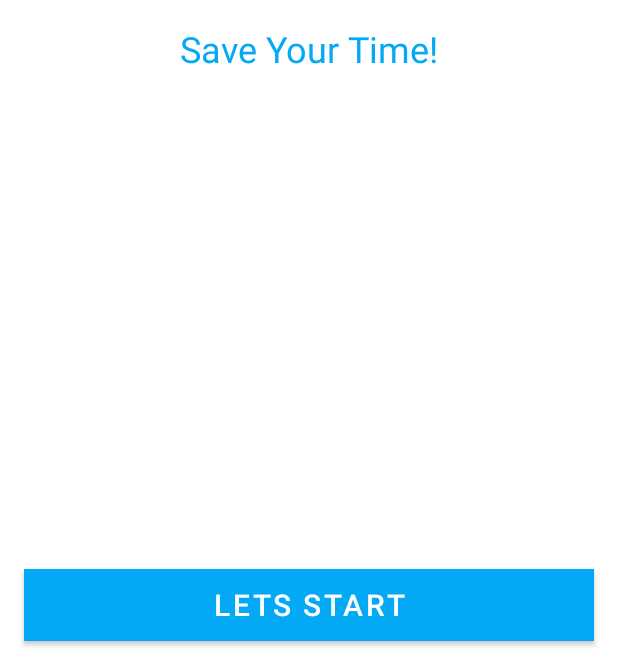
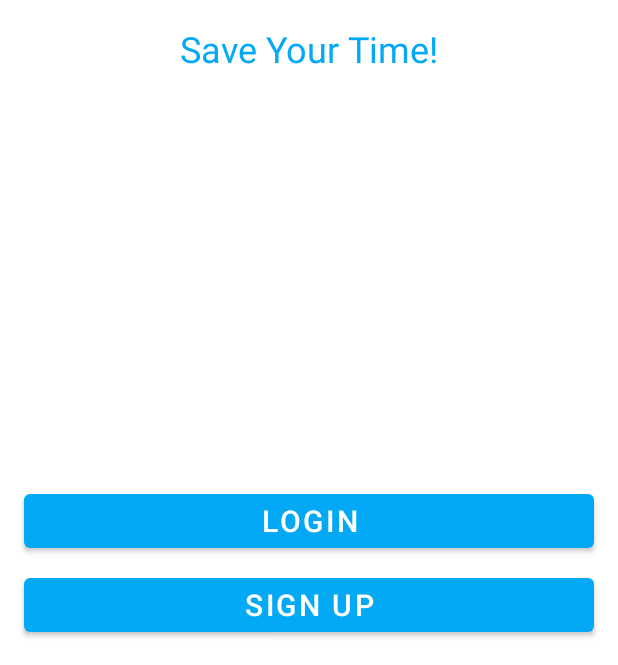
Before and after one commit to RundownCactus/EUSA, an Android app: the screen it shows after launch (LetsGetStarted), on a phone screen of 412 x 824 dp, the part 571-1236 px from its top. Run offline under Robolectric (Android 15) with nearby library versions, the phone set to English and light mode, and no system bars.

Commit message:
Lets start screen updated

```diff
--- a/app/src/main/java/com/salmanqureshi/eusa/LetsGetStarted.java
+++ b/app/src/main/java/com/salmanqureshi/eusa/LetsGetStarted.java
@@ -9,26 +9,24 @@ import android.view.View;
 import android.widget.Button;
 
 public class LetsGetStarted extends AppCompatActivity {
-    Button letsstartbutton;
-    ConstraintLayout fullscreen;
+    Button loginbutton1,signupbutton1;
     @Override
     protected void onCreate(Bundle savedInstanceState) {
         super.onCreate(savedInstanceState);
         setContentView(R.layout.activity_lets_get_started);
-        letsstartbutton=findViewById(R.id.letsstartbutton);
-        fullscreen=findViewById(R.id.fullscreen);
-        letsstartbutton.setOnClickListener(new View.OnClickListener() {
+        loginbutton1=findViewById(R.id.loginbutton1);
+        signupbutton1=findViewById(R.id.signupbutton1);
+        loginbutton1.setOnClickListener(new View.OnClickListener() {
             @Override
             public void onClick(View view) {
                 Intent intent=new Intent(LetsGetStarted.this,PhoneNumberVerification.class);
                 startActivity(intent);
             }
         });
-        fullscreen.setOnClickListener(new View.OnClickListener() {
+        signupbutton1.setOnClickListener(new View.OnClickListener() {
             @Override
             public void onClick(View view) {
-                Intent intent=new Intent(LetsGetStarted.this,PhoneNumberVerification.class);
-                startActivity(intent);
+
             }
         });
     }
--- a/app/src/main/res/layout/activity_lets_get_started.xml
+++ b/app/src/main/res/layout/activity_lets_get_started.xml
@@ -50,12 +50,11 @@
     </TextView>
 
     <Button
-        android:id="@+id/letsstartbutton"
+        android:id="@+id/signupbutton1"
         android:layout_width="match_parent"
         android:layout_height="wrap_content"
-        android:background="#fff"
-        android:text="Lets Start"
-        android:textSize="20dp"
+        android:text="Sign Up"
+        android:textSize="20sp"
         android:textColor="@color/white"
         android:layout_marginRight="16dp"
         android:layout_marginLeft="16dp"
@@ -64,7 +63,22 @@
         app:layout_constraintEnd_toEndOf="parent"
         app:layout_constraintStart_toStartOf="parent"
         tools:ignore="MissingConstraints">
+    </Button>
 
+    <Button
+        android:id="@+id/loginbutton1"
+        android:layout_width="match_parent"
+        android:layout_height="wrap_content"
+        android:text="Login"
+        android:textSize="20sp"
+        android:textColor="@color/white"
+        android:layout_marginRight="16dp"
+        android:layout_marginLeft="16dp"
+        android:layout_marginBottom="8dp"
+        app:layout_constraintBottom_toTopOf="@+id/signupbutton1"
+        app:layout_constraintEnd_toEndOf="parent"
+        app:layout_constraintStart_toStartOf="parent"
+        tools:ignore="MissingConstraints">
     </Button>
 
 </androidx.constraintlayout.widget.ConstraintLayout>
```
